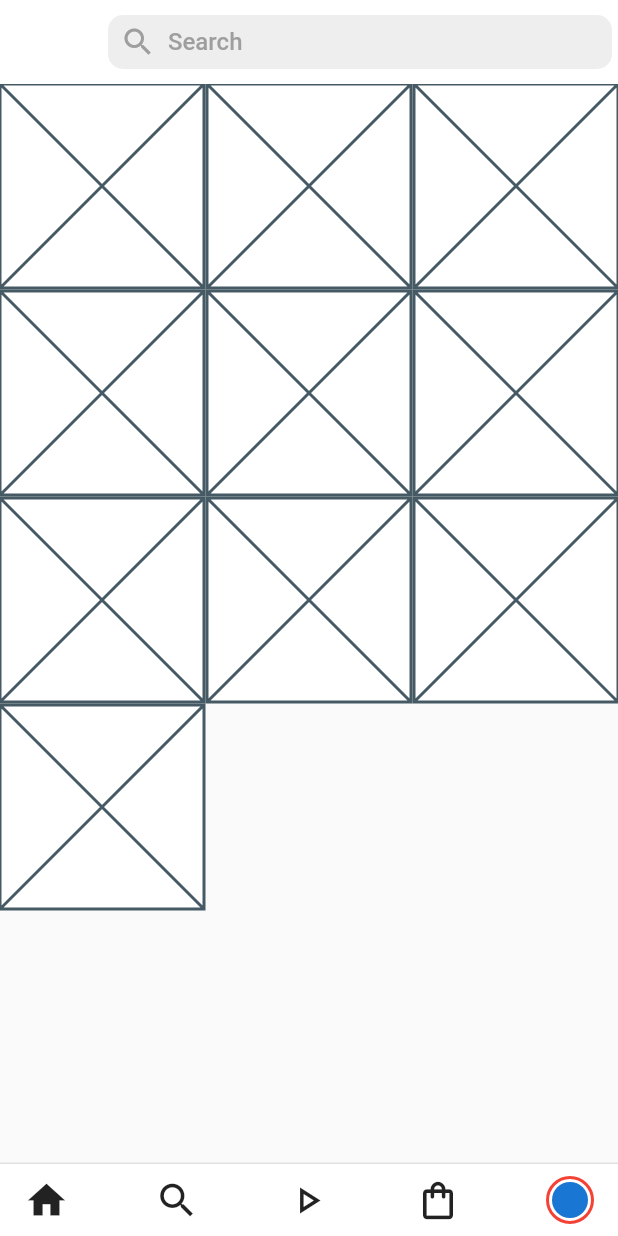
After one commit to aquino-mael/instagram_clone, a Flutter app: the SearchScreen screen opened directly, after a tap on the "search" icon, on a phone screen of 412 x 824 dp. The commit adds this screen. Run offline on Flutter 3.47's test engine with Material 2 defaults, Android fonts, the phone set to English and light mode, and no system bars.

Commit message:
create search screen

```diff
--- a/lib/src/ui/screens/screens.dart
+++ b/lib/src/ui/screens/screens.dart
@@ -1 +1,2 @@
 export 'home/home.dart';
+export 'search/search.dart';
--- /dev/null
+++ b/lib/src/ui/screens/search/search.dart
@@ -0,0 +1 @@
+export 'search_screen.dart';
--- /dev/null
+++ b/lib/src/ui/screens/search/search_screen.dart
@@ -0,0 +1,65 @@
+import 'package:flutter/material.dart';
+
+import '../../widgets/widgets.dart';
+
+class SearchScreen extends StatelessWidget {
+  static const String screenName = '/search_screen';
+
+  const SearchScreen({ Key? key }) : super(key: key);
+
+  @override
+  Widget build(BuildContext context) {
+    return const Scaffold(
+      body: CustomScrollView(
+        slivers: [
+          SliverAppBar(
+            titleSpacing: 0.0,
+            elevation: 0.0,
+            backgroundColor: Colors.white,
+            title: SearchBar(),
+          ),
+          RecomendationsBuilder(),
+        ],
+      ),
+    );
+  }
+}
+
+class RecomendationsBuilder extends StatelessWidget {
+  const RecomendationsBuilder({ Key? key }) : super(key: key);
+
+  @override
+  Widget build(BuildContext context) {
+    return SliverGrid(
+      gridDelegate: const SliverGridDelegateWithFixedCrossAxisCount(
+        crossAxisCount: 3,
+        mainAxisSpacing: 2.0,
+        crossAxisSpacing: 2.0,
+      ),
+      delegate: SliverChildBuilderDelegate(
+        (context, index) {
+          return const SizedBox.expand(
+            child: Card(
+              elevation: .0,
+              margin: EdgeInsets.all(.0),
+              shape: RoundedRectangleBorder(
+                borderRadius: BorderRadius.zero,
+              ),
+              child: Placeholder(),
+            )
+          );
+        },
+        childCount: 10,
+      ),
+    );
+  }
+}
+
+class SearchSugestionsBuilder extends StatelessWidget {
+  const SearchSugestionsBuilder({ Key? key }) : super(key: key);
+
+  @override
+  Widget build(BuildContext context) {
+    return Container();
+  }
+}
```
